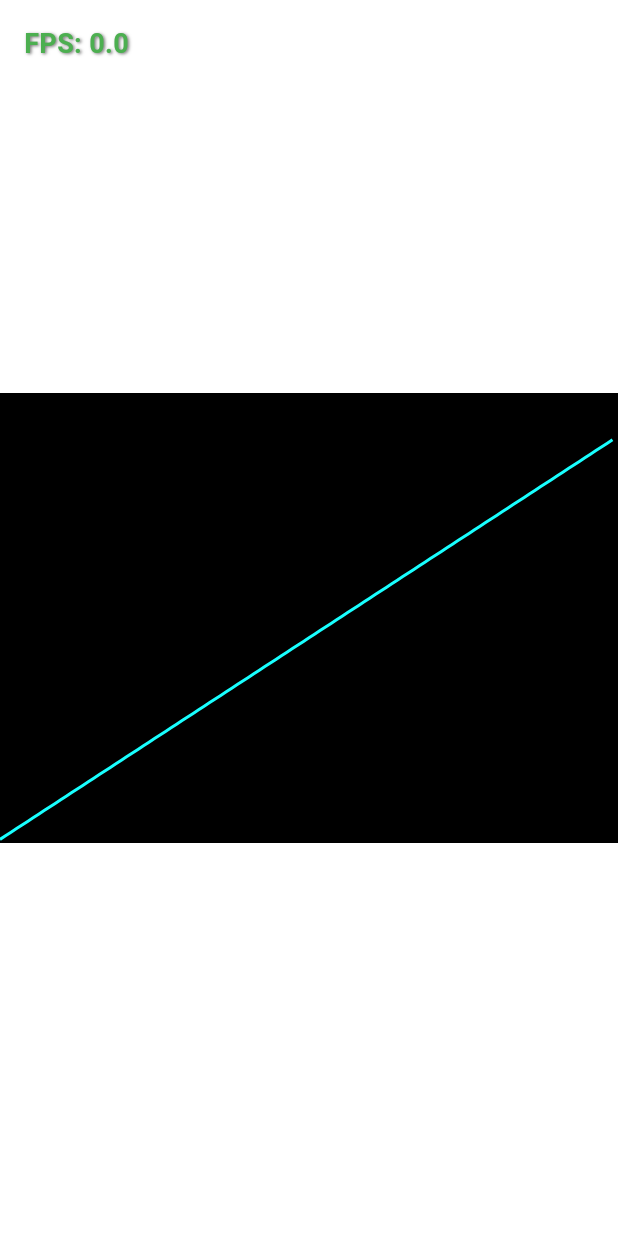
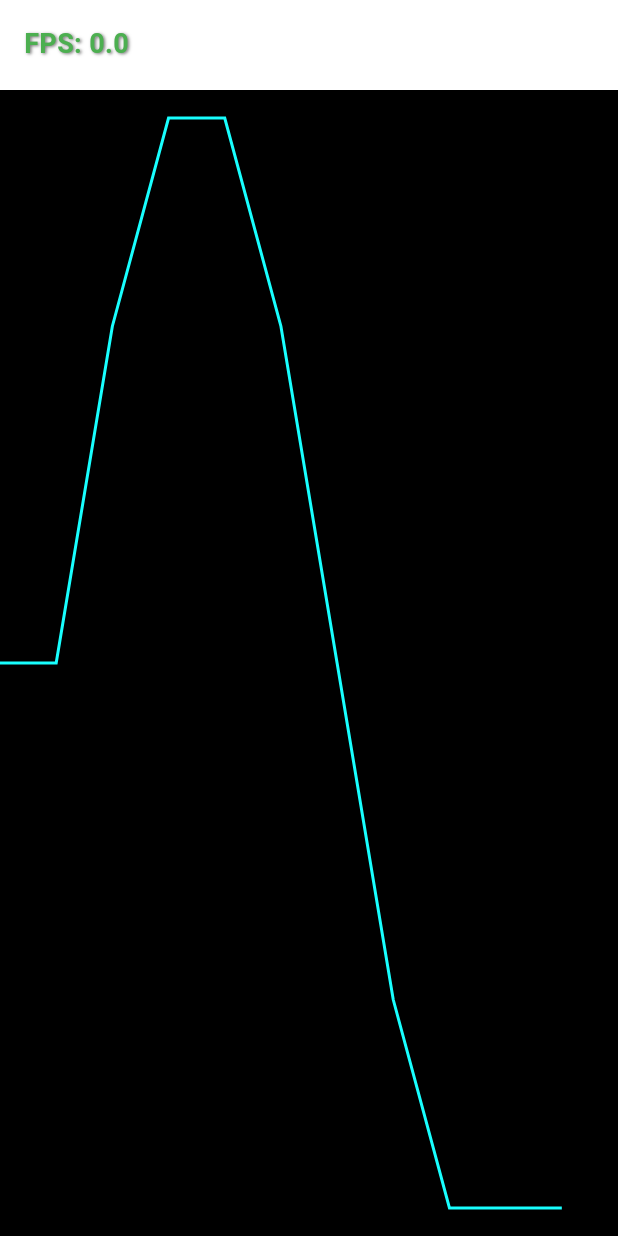
Before and after one commit to ssrivatsava7/Scratch, a Flutter app: the first screen one second after launch, on a phone screen of 412 x 824 dp. Run offline on Flutter 3.47's test engine with Material 3 defaults, Android fonts, the phone set to English and light mode, and no system bars; our stand-ins replace get.

Commit message:
120 FPS real-time chart using GetX and CustomPainter

```diff
--- a/frontend/lib/main.dart
+++ b/frontend/lib/main.dart
@@ -19,10 +19,11 @@ class ChartPage extends StatelessWidget {
       backgroundColor: Colors.white,
       body: Stack(
         children: [
-          Center(
+          Column(
+            children: [
+              const SizedBox(height: 60), // Padding for FPS display
+              Expanded(
                 child: Container(
-              height: 300,
-              width: double.infinity,
                   color: Colors.black,
                   child: Obx(() {
                     return CustomPaint(
@@ -32,16 +33,18 @@ class ChartPage extends StatelessWidget {
                   }),
                 ),
               ),
+            ],
+          ),
           Positioned(
             top: 16,
             left: 16,
-            child: Obx(() {
-              return Text(
-                'FPS: ${controller.fps.toStringAsFixed(1)}',
+            child: Obx(
+              () => Text(
+                'FPS: ${controller.fps.value.toStringAsFixed(1)}',
                 style: const TextStyle(
                   color: Colors.green,
+                  fontSize: 18,
                   fontWeight: FontWeight.bold,
-                  fontSize: 18,
                   shadows: [
                     Shadow(
                       offset: Offset(1, 1),
@@ -50,8 +53,8 @@ class ChartPage extends StatelessWidget {
                     ),
                   ],
                 ),
-              );
-            }),
+              ),
+            ),
           ),
         ],
       ),
```
Also changed, not shown: frontend/lib/chart_painter.dart (+7 -7 lines), frontend/lib/data_controller.dart (+18 -23 lines), 3 other files. Lines whose indentation alone changed are shown as unchanged.
